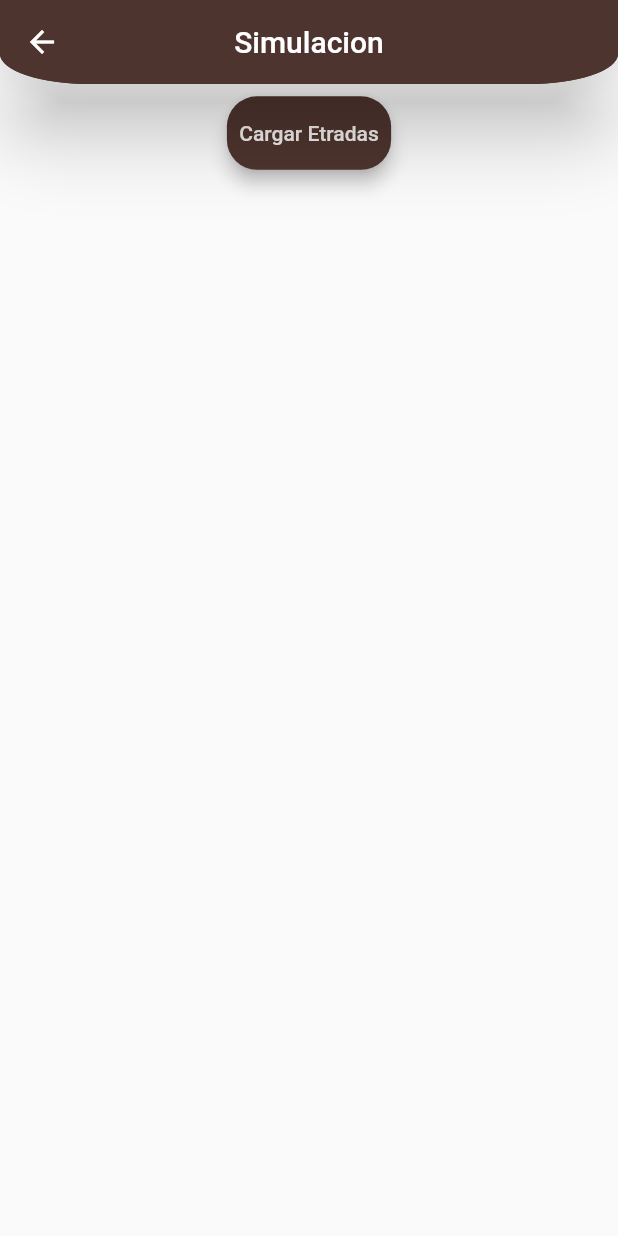
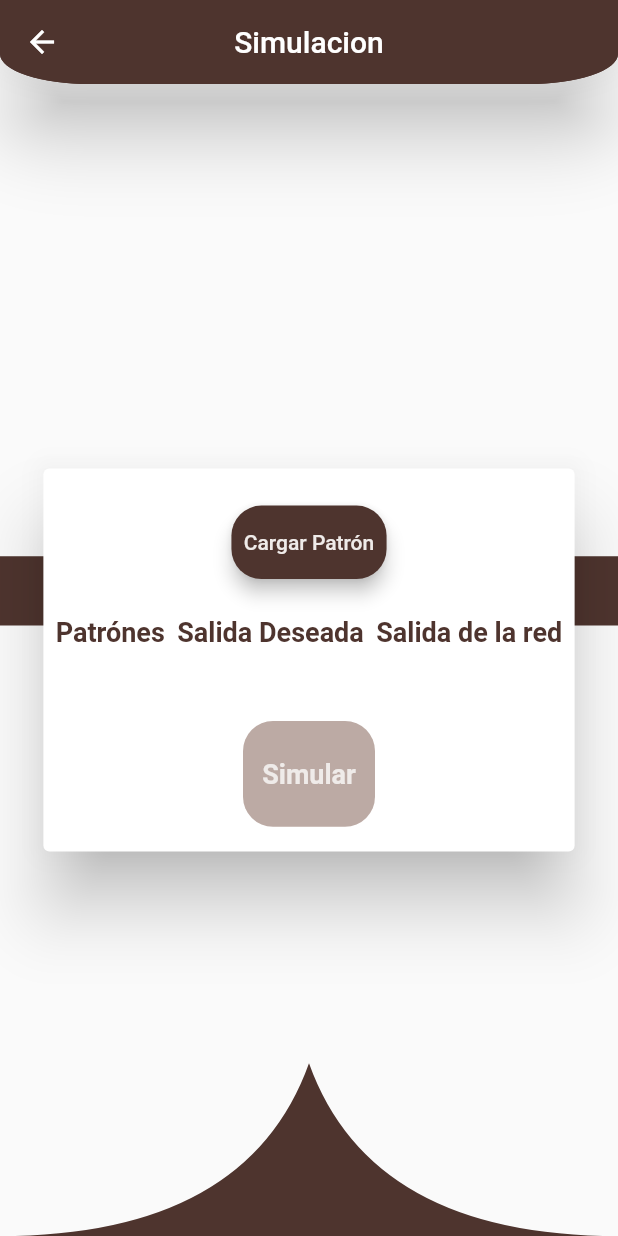
Before and after one commit to MarttinezJS/RBF, a Flutter app: the SimulacionPage screen opened by its route, on a phone screen of 412 x 824 dp. Run offline on Flutter 3.47's test engine with Material 2 defaults, Android fonts, the light colour scheme and no system bars; our stand-ins replace file_picker, syncfusion_flutter_charts.

Commit message:
Simulacion

```diff
--- a/lib/src/pages/sumilacion.dart
+++ b/lib/src/pages/sumilacion.dart
@@ -2,6 +2,7 @@ import 'package:flutter/material.dart';
 import 'package:provider/provider.dart';
 import 'package:rbr/src/providers/red_neuronal_provider.dart';
 import 'package:rbr/src/utils/datos_convert.dart';
+import 'package:rbr/src/widgets/backgrounds.dart';
 import 'package:rbr/src/widgets/custom_bottom.dart';
 
 class SimulacionPage extends StatefulWidget {
@@ -15,6 +16,11 @@ class SimulacionPage extends StatefulWidget {
 class _SimulacionPageState extends State<SimulacionPage> {
 
   final datosConvert = DatosConvert();
+  String salidaRed = '';
+  bool datosCargados = false;
+  List<String> patron = [];
+  String salidaDeseada = '';
+
   @override
   Widget build(BuildContext context) {
 
@@ -23,19 +29,98 @@ class _SimulacionPageState extends State<SimulacionPage> {
 
     return Scaffold(
       appBar: AppBar(
-        title: Text('Simulacion'),
+        title: const Text('Simulacion'),
       ),
-      body: Center(
+      body: BackgroundSimulacion(
+        color: Theme.of(context).primaryColor,
+        child: Center(
+        child: Card(
+          elevation: 20,
           child: Column(
+            mainAxisSize: MainAxisSize.min,
             children: [
-            SizedBox(height: size.height * 0.01,),
+              SizedBox(height: size.height * 0.03,),
               CustomButtom(
-              onPressed: datosConvert.cargarCSV,
-              texto: Text( 'Cargar Etradas', style: TextStyle( color: Theme.of(context).backgroundColor ), ),
+                onPressed: () async {
+                  await datosConvert.cargarCSV();
+                  setState(() {});
+                },
+                texto: Text( 'Cargar Patrón', style: TextStyle( color: Theme.of(context).backgroundColor ), ),
                 ancho: size.width * 0.02,
                 alto: size.height * 0.02
-            )
+              ),
+              SizedBox(height: size.height * 0.03,),
+              Row(
+                crossAxisAlignment: CrossAxisAlignment.start,
+                mainAxisSize: MainAxisSize.min,
+                children: [
+                  SizedBox(width: size.width * 0.02,),
+                  Column(
+                    children: [
+                      Text('Patrónes', style: TextStyle(color: Theme.of(context).primaryColor, fontSize: 18, fontWeight: FontWeight.bold),),
+                      SizedBox(height: size.height * 0.03,),
+                      datosConvert.entradas.isNotEmpty ? SizedBox(
+                        width: size.width * 0.3,
+                        height: size.height * 0.3,
+                        child: ListView.builder(
+                          itemCount: datosConvert.entradas.length,
+                          itemBuilder: (BuildContext context, int index) {
+                            return ListTile(
+                              onTap: (){
+                                patron = datosConvert.entradas[index];
+                                salidaDeseada = datosConvert.salidas[index];
+                                datosCargados = true;
+                                setState(() {});
+                              },
+                              title: Text( datosConvert.entradas[index].toString()),
+                            );
+                          },
+                        ),
+                      ) : Container(),
                     ],
+                  ),
+                  SizedBox(width: size.width * 0.02,),
+                  Column(
+                    children: [
+                      Text('Salida Deseada', style: TextStyle(color: Theme.of(context).primaryColor, fontSize: 18, fontWeight: FontWeight.bold)),
+                      SizedBox( height: size.height * 0.02, ),
+                      Text( salidaDeseada, style: TextStyle(color: Theme.of(context).primaryColor, fontSize: 14, fontWeight: FontWeight.bold)),
+                      SizedBox( height: size.height * 0.02, ),
+                    ],
+                  ),
+                  SizedBox(width: size.width * 0.02,),
+                  Column(
+                    children: [
+                      Text('Salida de la red', style: TextStyle(color: Theme.of(context).primaryColor, fontSize: 18, fontWeight: FontWeight.bold)),
+                      SizedBox(width: size.width * 0.02,),
+                      Text( salidaRed, style: TextStyle(color: Theme.of(context).primaryColor, fontSize: 14, fontWeight: FontWeight.bold)),
+                    ],
+                  ),
+                  SizedBox(width: size.width * 0.02,),
+                ],
+              ),
+              CustomButtom(
+                onPressed: datosCargados ? () async {
+                  final data = {
+                    "inputs" : patron
+                  };
+                  final resp = await redNeuronalProvider.simular(data);
+
+                  if ( resp == false) {
+
+                  } else {
+                    salidaRed = resp;
+                  }
+                  setState(() {});
+                } : null,
+                texto: Text('Simular', style: TextStyle(color: Theme.of(context).backgroundColor, fontSize: 18, fontWeight: FontWeight.bold)),
+                ancho: size.width * 0.03,
+                alto: size.height * 0.03
+              ),
+              SizedBox(height: size.height * 0.02,),
+            ],
+          ),
+        ),
       ),
       ),
    );
--- a/lib/src/widgets/backgrounds.dart
+++ b/lib/src/widgets/backgrounds.dart
@@ -55,3 +55,59 @@ class _BackgoundSetupPainter extends CustomPainter {
   @override
   bool shouldRebuildSemantics(_BackgoundSetupPainter oldDelegate) => false;
 }
+
+class BackgroundSimulacion extends StatelessWidget {
+
+  final Color color;
+  final Widget child;
+
+  const BackgroundSimulacion({ Key? key, required this.color, required this.child }) : super(key: key);
+
+  @override
+  Widget build(BuildContext context) {
+    return CustomPaint(
+      painter: _BackgoundSimulacionPainter(color),
+      child: child,
+    );
+  }
+}
+
+
+class _BackgoundSimulacionPainter extends CustomPainter {
+
+  Color color;
+
+  _BackgoundSimulacionPainter(
+    this.color
+  );
+
+  @override
+  void paint(Canvas canvas, Size size) {
+    final path = Path();
+    final paint = Paint()
+    ..color = color
+    ..style = PaintingStyle.fill
+    ..strokeWidth = 10;
+
+    path.moveTo(0, size.height);
+    path.quadraticBezierTo(size.width *0.4 , size.height, size.width * 0.5, size.height* 0.85);
+    path.quadraticBezierTo(size.width *0.6 , size.height, size.width, size.height);
+    path.lineTo(size.width, size.height);
+    path.lineTo(0 , size.height);
+
+    path.moveTo(0 , size.height * 0.41);
+    path.lineTo(size.width , size.height * 0.41);
+    path.lineTo(size.width , size.height * 0.47);
+    path.lineTo(0, size.height * 0.47);
+    path.lineTo(0 , size.height * 0.41);
+
+
+    canvas.drawPath(path, paint);
+  }
+
+  @override
+  bool shouldRepaint(_BackgoundSimulacionPainter oldDelegate) => true;
+
+  @override
+  bool shouldRebuildSemantics(_BackgoundSimulacionPainter oldDelegate) => false;
+}
```
Lines whose indentation alone changed are shown as unchanged.
